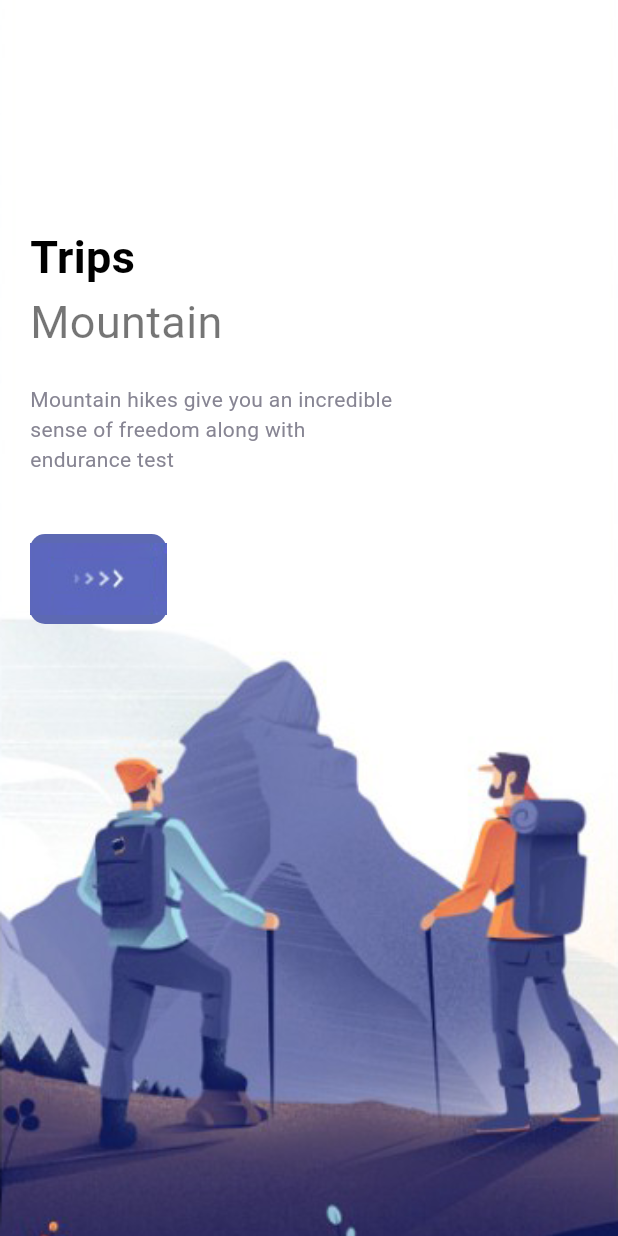
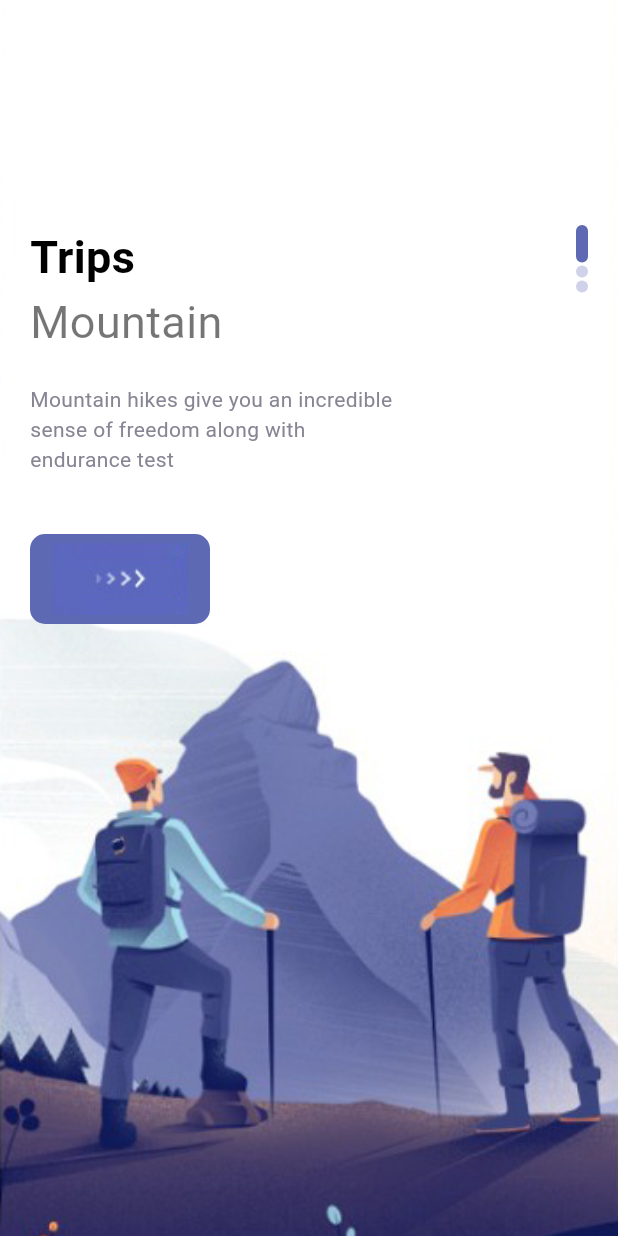
Before and after one commit to ArslanYousaf12/travel-app-flutter, a Flutter app: the WeclomeScreen screen opened directly, on a phone screen of 412 x 824 dp. Run offline on Flutter 3.47's test engine with Material 3 defaults, Android fonts, the phone set to English and light mode, and no system bars.

Commit message:
Add main navigation structure and implement Home, Bar, Search, and My screens

```diff
--- a/lib/main.dart
+++ b/lib/main.dart
@@ -1,4 +1,5 @@
 import 'package:flutter/material.dart';
+import 'package:travel_app/screens/nav_screens/main_screen.dart';
 import 'package:travel_app/screens/welcome_screen.dart';
 
 void main() {
@@ -21,7 +22,7 @@ class MyApp extends StatelessWidget {
           backgroundColor: Colors.white,
         ),
       ),
-      home: WeclomeScreen(),
+      home: MainScreen(),
     );
   }
 }
--- a/lib/screens/welcome_screen.dart
+++ b/lib/screens/welcome_screen.dart
@@ -32,6 +32,7 @@ class _WeclomeScreenState extends State<WeclomeScreen> {
             child: Container(
               margin: const EdgeInsets.only(top: 150, left: 20, right: 20),
               child: Row(
+                mainAxisAlignment: MainAxisAlignment.spaceBetween,
                 children: [
                   Column(
                     crossAxisAlignment: CrossAxisAlignment.start,
@@ -49,8 +50,26 @@ class _WeclomeScreenState extends State<WeclomeScreen> {
                         ),
                       ),
                       SizedBox(height: 40),
-                      ResponsiveButton(),
+                      ResponsiveButton(width: 120),
                     ],
+                  ),
+                  Column(
+                    children: List.generate(3, (indexDots) {
+                      return Container(
+                        margin: const EdgeInsets.only(bottom: 2),
+                        width: 8,
+                        height: index == indexDots ? 25 : 8,
+                        decoration: BoxDecoration(
+                          borderRadius: BorderRadius.circular(8),
+                          color:
+                              index == indexDots
+                                  ? AppColors.mainColor
+                                  : AppColors.mainColor.withAlpha(
+                                    (0.3 * 255).toInt(),
+                                  ), // Use withAlpha
+                        ),
+                      );
+                    }),
                   ),
                 ],
               ),
--- a/lib/widgets/responsive_button.dart
+++ b/lib/widgets/responsive_button.dart
@@ -15,7 +15,10 @@ class ResponsiveButton extends StatelessWidget {
         borderRadius: BorderRadius.circular(10),
         color: AppColors.mainColor,
       ),
-      child: Row(children: [Image.asset("assets/images/button-one.png")]),
+      child: Row(
+        mainAxisAlignment: MainAxisAlignment.center,
+        children: [Image.asset("assets/images/button-one.png")],
+      ),
     );
   }
 }
```
Also changed, not shown: lib/screens/nav_screens/bar_item_screen.dart (added, +10 -0 lines), lib/screens/nav_screens/home_screen.dart (added, +65 -0 lines), lib/screens/nav_screens/main_screen.dart (added, +57 -0 lines), lib/screens/nav_screens/my_screen.dart (added, +10 -0 lines), lib/screens/nav_screens/search_screen.dart (added, +10 -0 lines).
